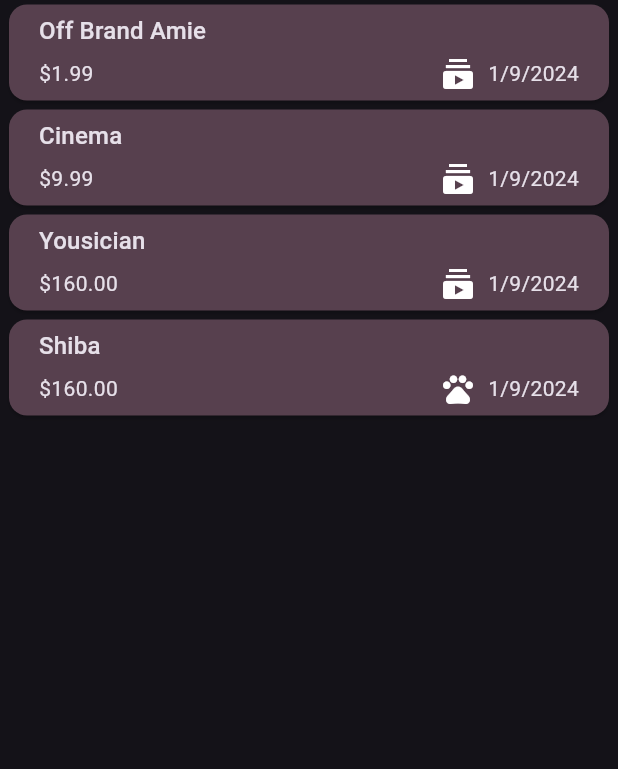
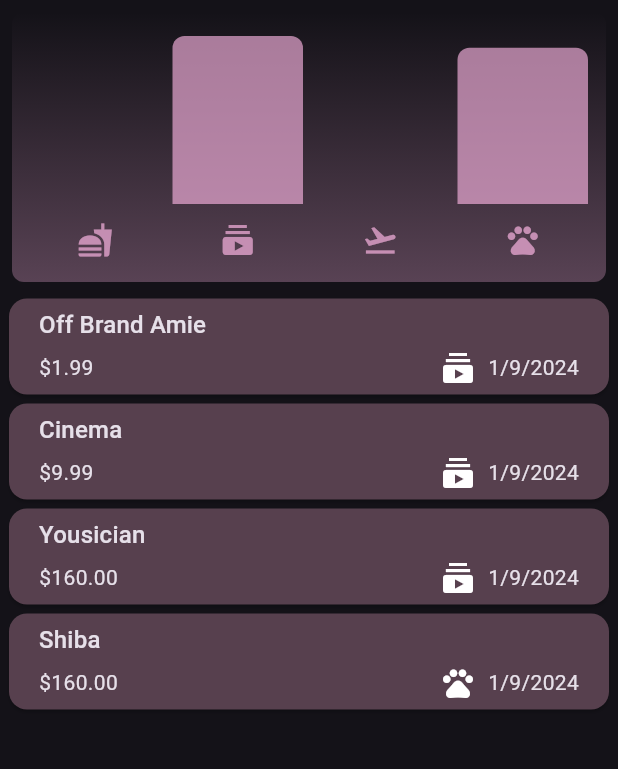
Before and after one commit to FinalformSora/expense_tracker, a Flutter app: the screen it shows after launch, on a phone screen of 412 x 824 dp, the part 84-853 px from its top. Run offline on Flutter 3.47's test engine with Material 3 defaults, Android fonts, the phone set to English and light mode, and no system bars.

Commit message:
Update chart margin and add expense chart

```diff
--- a/lib/widgets/chart/chart.dart
+++ b/lib/widgets/chart/chart.dart
@@ -34,7 +34,7 @@ class Chart extends StatelessWidget {
     final isDarkMode =
         MediaQuery.of(context).platformBrightness == Brightness.dark;
     return Container(
-      margin: const EdgeInsets.all(16),
+      margin: const EdgeInsets.all(8),
       padding: const EdgeInsets.symmetric(
         vertical: 16,
         horizontal: 8,
--- a/lib/widgets/expenses.dart
+++ b/lib/widgets/expenses.dart
@@ -1,3 +1,4 @@
+import 'package:expense_tracker/widgets/chart/chart.dart';
 import 'package:expense_tracker/widgets/new_expense.dart';
 import 'package:flutter/material.dart';
 import 'package:expense_tracker/models/expense.dart';
@@ -110,6 +111,7 @@ class _ExpensesState extends State<Expenses> {
         mainAxisAlignment: MainAxisAlignment.center,
         children: [
           // const Text('Expenses'),
+          Chart(expenses: _registeredExpenses),
           Expanded(child: mainContent),
         ],
       ),
```
